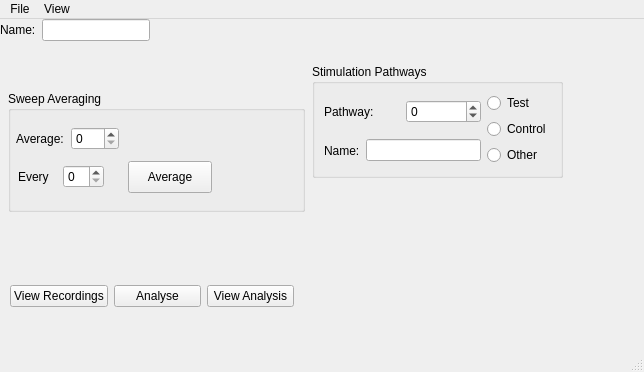
Before: the Qt Designer form plugins/LTPWindow.ui in ctigaret/scipyen, drawn with Qt 5.
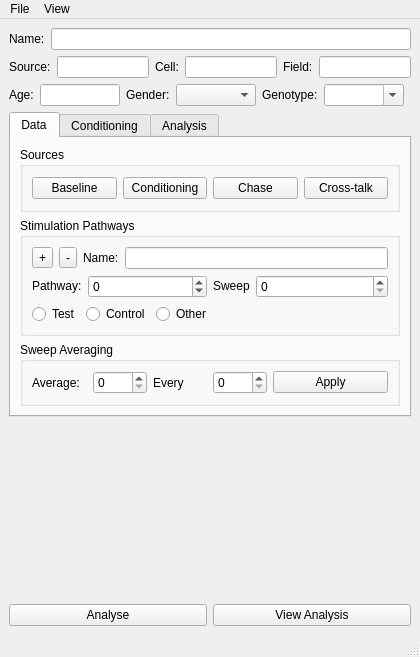
After: the same form once the commit is applied. Icons and pictures are not drawn.

What changed in the file:
```diff
--- a/plugins/LTPWindow.ui
+++ b/plugins/LTPWindow.ui
@@ -6,123 +6,488 @@
    <rect>
     <x>0</x>
     <y>0</y>
-    <width>644</width>
-    <height>372</height>
+    <width>420</width>
+    <height>657</height>
    </rect>
   </property>
   <property name="windowTitle">
    <string>MainWindow</string>
   </property>
   <widget class="QWidget" name="centralwidget">
-   <widget class="QGroupBox" name="sweepAverageGroupBox">
-    <property name="enabled">
+   <layout class="QGridLayout" name="gridLayout_4">
+    <item row="0" column="0">
+     <layout class="QVBoxLayout" name="verticalLayout">
+      <item>
+       <layout class="QHBoxLayout" name="horizontalLayout_2">
+        <item>
+         <widget class="QLabel" name="dataNameLabel">
+          <property name="sizePolicy">
+           <sizepolicy hsizetype="Preferred" vsizetype="Fixed">
+            <horstretch>0</horstretch>
+            <verstretch>0</verstretch>
+           </sizepolicy>
+          </property>
+          <property name="text">
+           <string>Name:</string>
+          </property>
+         </widget>
+        </item>
+        <item>
+         <widget class="QLineEdit" name="dataNameLineEdit"/>
+        </item>
+       </layout>
+      </item>
+      <item>
+       <layout class="QHBoxLayout" name="horizontalLayout_24">
+        <item>
+         <layout class="QHBoxLayout" name="horizontalLayout_22">
+          <item>
+           <widget class="QLabel" name="sourceIDLabel">
+            <property name="sizePolicy">
+             <sizepolicy hsizetype="Preferred" vsizetype="Preferred">
+              <horstretch>0</horstretch>
+              <verstretch>0</verstretch>
+             </sizepolicy>
+            </property>
+            <property name="text">
+             <string>Source:</string>
+            </property>
+           </widget>
+          </item>
+          <item>
+           <widget class="QLineEdit" name="sourceIDLineEdit">
+            <property name="sizePolicy">
+             <sizepolicy hsizetype="Expanding" vsizetype="Fixed">
+              <horstretch>10</horstretch>
+              <verstretch>0</verstretch>
+             </sizepolicy>
+            </property>
+            <property name="clearButtonEnabled">
      <bool>true</bool>
     </property>
-    <property name="geometry">
-     <rect>
-      <x>8</x>
-      <y>72</y>
-      <width>297</width>
-      <height>121</height>
-     </rect>
-    </property>
+           </widget>
+          </item>
+         </layout>
+        </item>
+        <item>
+         <layout class="QHBoxLayout" name="horizontalLayout_20">
+          <item>
+           <widget class="QLabel" name="label_56">
+            <property name="sizePolicy">
+             <sizepolicy hsizetype="Preferred" vsizetype="Fixed">
+              <horstretch>0</horstretch>
+              <verstretch>0</verstretch>
+             </sizepolicy>
+            </property>
+            <property name="text">
+             <string>Cell:</string>
+            </property>
+            <property name="buddy">
+             <cstring>cellLineEdit</cstring>
+            </property>
+           </widget>
+          </item>
+          <item>
+           <widget class="QLineEdit" name="cellLineEdit">
+            <property name="sizePolicy">
+             <sizepolicy hsizetype="Expanding" vsizetype="Fixed">
+              <horstretch>0</horstretch>
+              <verstretch>0</verstretch>
+             </sizepolicy>
+            </property>
+            <property name="toolTip">
+             <string>Cell name</string>
+            </property>
+            <property name="statusTip">
+             <string>Cell name</string>
+            </property>
+            <property name="whatsThis">
+             <string>Cell name</string>
+            </property>
+            <property name="clearButtonEnabled">
+             <bool>true</bool>
+            </property>
+           </widget>
+          </item>
+         </layout>
+        </item>
+        <item>
+         <layout class="QHBoxLayout" name="horizontalLayout_21">
+          <item>
+           <widget class="QLabel" name="label_57">
+            <property name="sizePolicy">
+             <sizepolicy hsizetype="Preferred" vsizetype="Fixed">
+              <horstretch>0</horstretch>
+              <verstretch>0</verstretch>
+             </sizepolicy>
+            </property>
+            <property name="text">
+             <string>Field:</string>
+            </property>
+            <property name="buddy">
+             <cstring>fieldLineEdit</cstring>
+            </property>
+           </widget>
+          </item>
+          <item>
+           <widget class="QLineEdit" name="fieldLineEdit">
+            <property name="sizePolicy">
+             <sizepolicy hsizetype="Expanding" vsizetype="Fixed">
+              <horstretch>0</horstretch>
+              <verstretch>0</verstretch>
+             </sizepolicy>
+            </property>
+            <property name="toolTip">
+             <string>Field name</string>
+            </property>
+            <property name="statusTip">
+             <string>Field name</string>
+            </property>
+            <property name="whatsThis">
+             <string>Field name</string>
+            </property>
+            <property name="clearButtonEnabled">
+             <bool>true</bool>
+            </property>
+           </widget>
+          </item>
+         </layout>
+        </item>
+       </layout>
+      </item>
+      <item>
+       <layout class="QHBoxLayout" name="horizontalLayout_25">
+        <item>
+         <layout class="QHBoxLayout" name="horizontalLayout_23">
+          <item>
+           <widget class="QLabel" name="label_62">
+            <property name="text">
+             <string>Age:</string>
+            </property>
+           </widget>
+          </item>
+          <item>
+           <widget class="QLineEdit" name="ageLineEdit">
+            <property name="sizePolicy">
+             <sizepolicy hsizetype="Minimum" vsizetype="Fixed">
+              <horstretch>0</horstretch>
+              <verstretch>0</verstretch>
+             </sizepolicy>
+            </property>
+            <property name="minimumSize">
+             <size>
+              <width>80</width>
+              <height>0</height>
+             </size>
+            </property>
+           </widget>
+          </item>
+         </layout>
+        </item>
+        <item>
+         <layout class="QHBoxLayout" name="horizontalLayout_18">
+          <item>
+           <widget class="QLabel" name="label_61">
+            <property name="sizePolicy">
+             <sizepolicy hsizetype="Minimum" vsizetype="Preferred">
+              <horstretch>0</horstretch>
+              <verstretch>0</verstretch>
+             </sizepolicy>
+            </property>
+            <property name="text">
+             <string>Gender:</string>
+            </property>
+           </widget>
+          </item>
+          <item>
+           <widget class="QComboBox" name="genderComboBox">
+            <property name="sizePolicy">
+             <sizepolicy hsizetype="Minimum" vsizetype="Fixed">
+              <horstretch>0</horstretch>
+              <verstretch>0</verstretch>
+             </sizepolicy>
+            </property>
+            <property name="minimumSize">
+             <size>
+              <width>80</width>
+              <height>0</height>
+             </size>
+            </property>
+            <property name="currentText">
+             <string/>
+            </property>
+            <property name="maxVisibleItems">
+             <number>3</number>
+            </property>
+            <property name="maxCount">
+             <number>3</number>
+            </property>
+            <property name="insertPolicy">
+             <enum>QComboBox::NoInsert</enum>
+            </property>
+            <property name="minimumContentsLength">
+             <number>3</number>
+            </property>
+           </widget>
+          </item>
+          <item>
+           <layout class="QHBoxLayout" name="horizontalLayout_19">
+            <item>
+             <widget class="QLabel" name="genotypeLabel">
+              <property name="sizePolicy">
+               <sizepolicy hsizetype="Minimum" vsizetype="Preferred">
+                <horstretch>0</horstretch>
+                <verstretch>0</verstretch>
+               </sizepolicy>
+              </property>
+              <property name="text">
+               <string>Genotype:</string>
+              </property>
+             </widget>
+            </item>
+            <item>
+             <widget class="QComboBox" name="genotypeComboBox">
+              <property name="sizePolicy">
+               <sizepolicy hsizetype="Minimum" vsizetype="Fixed">
+                <horstretch>0</horstretch>
+                <verstretch>0</verstretch>
+               </sizepolicy>
+              </property>
+              <property name="minimumSize">
+               <size>
+                <width>80</width>
+                <height>0</height>
+               </size>
+              </property>
+              <property name="editable">
+               <bool>true</bool>
+              </property>
+              <property name="maxVisibleItems">
+               <number>50</number>
+              </property>
+             </widget>
+            </item>
+            <item>
+             <spacer name="horizontalSpacer_2">
+              <property name="orientation">
+               <enum>Qt::Horizontal</enum>
+              </property>
+              <property name="sizeHint" stdset="0">
+               <size>
+                <width>40</width>
+                <height>20</height>
+               </size>
+              </property>
+             </spacer>
+            </item>
+           </layout>
+          </item>
+         </layout>
+        </item>
+       </layout>
+      </item>
+     </layout>
+    </item>
+    <item row="1" column="0">
+     <widget class="QTabWidget" name="tabWidget">
+      <property name="currentIndex">
+       <number>0</number>
+      </property>
+      <widget class="QWidget" name="tabDataLayout">
+       <attribute name="title">
+        <string>Data</string>
+       </attribute>
+       <layout class="QGridLayout" name="gridLayout_3">
+        <item row="0" column="0">
+         <widget class="QGroupBox" name="groupBoxDataSources">
     <property name="title">
-     <string>Sweep Averaging</string>
-    </property>
-    <widget class="QPushButton" name="averageSweepsPushButton">
-     <property name="geometry">
-      <rect>
-       <x>120</x>
-       <y>70</y>
-       <width>84</width>
-       <height>32</height>
-      </rect>
-     </property>
+           <string>Sources</string>
+          </property>
+          <layout class="QHBoxLayout" name="horizontalLayout_9">
+           <item>
+            <widget class="QPushButton" name="pushButtonBaselineSources">
      <property name="text">
-      <string>Average</string>
-     </property>
-    </widget>
-    <widget class="QWidget" name="">
-     <property name="geometry">
-      <rect>
-       <x>8</x>
-       <y>32</y>
-       <width>103</width>
-       <height>32</height>
-      </rect>
-     </property>
-     <layout class="QHBoxLayout" name="horizontalLayout_4">
+              <string>Baseline</string>
+             </property>
+            </widget>
+           </item>
       <item>
-       <widget class="QLabel" name="averageSweepsLabel">
+            <widget class="QPushButton" name="pushButtonConditioningSources">
         <property name="text">
-         <string>Average:</string>
+              <string>Conditioning</string>
         </property>
        </widget>
       </item>
       <item>
-       <widget class="QSpinBox" name="averageSweepsSpinBox"/>
-      </item>
-     </layout>
-    </widget>
-    <widget class="QWidget" name="">
-     <property name="geometry">
-      <rect>
-       <x>10</x>
-       <y>70</y>
-       <width>86</width>
-       <height>32</height>
-      </rect>
-     </property>
-     <layout class="QHBoxLayout" name="horizontalLayout_6">
+            <widget class="QPushButton" name="pushButtonChaseSources">
+             <property name="text">
+              <string>Chase</string>
+             </property>
+            </widget>
+           </item>
       <item>
-       <widget class="QLabel" name="label_2">
+            <widget class="QPushButton" name="pushButtonCrossTalkSources">
         <property name="text">
-         <string>Every</string>
+              <string>Cross-talk</string>
         </property>
        </widget>
       </item>
-      <item>
-       <widget class="QSpinBox" name="averageSweepsEverySpinBox"/>
-      </item>
-     </layout>
-    </widget>
-   </widget>
+          </layout>
+         </widget>
+        </item>
+        <item row="1" column="0">
    <widget class="QGroupBox" name="stimulationPathwaysGroupBox">
-    <property name="geometry">
-     <rect>
-      <x>312</x>
-      <y>45</y>
-      <width>251</width>
-      <height>114</height>
-     </rect>
-    </property>
     <property name="title">
      <string>Stimulation Pathways</string>
     </property>
     <layout class="QGridLayout" name="gridLayout">
-     <item row="0" column="0">
+           <item row="0" column="0" colspan="2">
+            <layout class="QHBoxLayout" name="horizontalLayout_3">
+             <item>
+              <widget class="QToolButton" name="toolButtonAddPathway">
+               <property name="toolTip">
+                <string>Add pathway</string>
+               </property>
+               <property name="statusTip">
+                <string>Add pathway</string>
+               </property>
+               <property name="whatsThis">
+                <string>Add pathway</string>
+               </property>
+               <property name="text">
+                <string>+</string>
+               </property>
+               <property name="icon">
+                <iconset resource="../gui/resources/resources.qrc">
+                 <normaloff>:/images/add.svg</normaloff>:/images/add.svg</iconset>
+               </property>
+              </widget>
+             </item>
+             <item>
+              <widget class="QToolButton" name="toolButtonRemovePathway">
+               <property name="toolTip">
+                <string>Remove pathway</string>
+               </property>
+               <property name="statusTip">
+                <string>Remove pathway</string>
+               </property>
+               <property name="whatsThis">
+                <string>Remove pathway</string>
+               </property>
+               <property name="text">
+                <string>-</string>
+               </property>
+               <property name="icon">
+                <iconset resource="../gui/resources/resources.qrc">
+                 <normaloff>:/images/list-remove.svg</normaloff>:/images/list-remove.svg</iconset>
+               </property>
+              </widget>
+             </item>
+             <item>
+              <widget class="QLabel" name="label">
+               <property name="text">
+                <string>Name:</string>
+               </property>
+              </widget>
+             </item>
+             <item>
+              <widget class="QLineEdit" name="lineEditPathwayName"/>
+             </item>
+            </layout>
+           </item>
+           <item row="1" column="0" colspan="2">
+            <layout class="QHBoxLayout" name="horizontalLayout_7">
+             <item>
       <layout class="QHBoxLayout" name="horizontalLayout">
        <item>
         <widget class="QLabel" name="pathwayIndexLabel">
+                 <property name="sizePolicy">
+                  <sizepolicy hsizetype="Minimum" vsizetype="Fixed">
+                   <horstretch>0</horstretch>
+                   <verstretch>0</verstretch>
+                  </sizepolicy>
+                 </property>
          <property name="text">
           <string>Pathway:</string>
          </property>
         </widget>
        </item>
        <item>
-        <widget class="QSpinBox" name="pathwayIndexSpinBox">
+                <widget class="QSpinBox" name="spinBoxPathwayIndex">
+                 <property name="sizePolicy">
+                  <sizepolicy hsizetype="Expanding" vsizetype="Fixed">
+                   <horstretch>0</horstretch>
+                   <verstretch>0</verstretch>
+                  </sizepolicy>
+                 </property>
+                 <property name="toolTip">
+                  <string>Select pathway</string>
+                 </property>
+                 <property name="statusTip">
+                  <string>Select pathway</string>
+                 </property>
+                 <property name="whatsThis">
+                  <string>Select pathway</string>
+                 </property>
          <property name="wrapping">
           <bool>true</bool>
          </property>
          <property name="maximum">
-          <number>1</number>
+                  <number>99</number>
          </property>
         </widget>
        </item>
       </layout>
      </item>
-     <item row="0" column="1" rowspan="2">
-      <layout class="QVBoxLayout" name="verticalLayout">
+             <item>
+              <layout class="QHBoxLayout" name="horizontalLayout_8">
+               <item>
+                <widget class="QLabel" name="pathwaySweepIndexLabel">
+                 <property name="sizePolicy">
+                  <sizepolicy hsizetype="Minimum" vsizetype="Fixed">
+                   <horstretch>0</horstretch>
+                   <verstretch>0</verstretch>
+                  </sizepolicy>
+                 </property>
+                 <property name="toolTip">
+                  <string>Sweep index of path</string>
+                 </property>
+                 <property name="statusTip">
+                  <string>Sweep index of path</string>
+                 </property>
+                 <property name="whatsThis">
+                  <string>Index of the sweep, within each trial, that records from the currently selected stimulation pathway</string>
+                 </property>
+                 <property name="text">
+                  <string>Sweep</string>
+                 </property>
+                </widget>
+               </item>
+               <item>
+                <widget class="QSpinBox" name="spinBoxSweepIndexOfPath">
+                 <property name="sizePolicy">
+                  <sizepolicy hsizetype="Expanding" vsizetype="Fixed">
+                   <horstretch>0</horstretch>
+                   <verstretch>0</verstretch>
+                  </sizepolicy>
+                 </property>
+                 <property name="toolTip">
+                  <string>Sweep index of path</string>
+                 </property>
+                 <property name="statusTip">
+                  <string>Sweep index of path</string>
+                 </property>
+                 <property name="whatsThis">
+                  <string>Index of the sweep, within each trial, that records from the currently selected stimulation pathway</string>
+                 </property>
+                </widget>
+               </item>
+              </layout>
+             </item>
+            </layout>
+           </item>
+           <item row="2" column="0">
+            <layout class="QHBoxLayout" name="horizontalLayout_11">
        <item>
         <widget class="QRadioButton" name="radioButtonTestPathway">
          <property name="text">
@@ -146,53 +511,111 @@
        </item>
       </layout>
      </item>
-     <item row="1" column="0">
-      <layout class="QHBoxLayout" name="horizontalLayout_3">
+           <item row="2" column="1">
+            <spacer name="horizontalSpacer">
+             <property name="orientation">
+              <enum>Qt::Horizontal</enum>
+             </property>
+             <property name="sizeHint" stdset="0">
+              <size>
+               <width>145</width>
+               <height>20</height>
+              </size>
+             </property>
+            </spacer>
+           </item>
+          </layout>
+         </widget>
+        </item>
+        <item row="2" column="0">
+         <widget class="QGroupBox" name="sweepAverageGroupBox">
+          <property name="enabled">
+           <bool>true</bool>
+          </property>
+          <property name="title">
+           <string>Sweep Averaging</string>
+          </property>
+          <layout class="QGridLayout" name="gridLayout_2">
+           <item row="0" column="0">
+            <layout class="QHBoxLayout" name="horizontalLayout_10">
        <item>
-        <widget class="QLabel" name="label">
+              <layout class="QHBoxLayout" name="horizontalLayout_4">
+               <item>
+                <widget class="QLabel" name="averageSweepsLabel">
          <property name="text">
-          <string>Name:</string>
+                  <string>Average:</string>
          </property>
         </widget>
        </item>
        <item>
-        <widget class="QLineEdit" name="lineEdit"/>
+                <widget class="QSpinBox" name="averageSweepsSpinBox"/>
        </item>
       </layout>
      </item>
-    </layout>
-   </widget>
-   <widget class="QWidget" name="">
-    <layout class="QHBoxLayout" name="horizontalLayout_2">
      <item>
-      <widget class="QLabel" name="dataNameLabel">
+              <layout class="QHBoxLayout" name="horizontalLayout_6">
+               <item>
+                <widget class="QLabel" name="label_2">
        <property name="text">
-        <string>Name:</string>
+                  <string>Every</string>
        </property>
       </widget>
      </item>
      <item>
-      <widget class="QLineEdit" name="dataNameLineEdit"/>
-     </item>
-    </layout>
-   </widget>
-   <widget class="QWidget" name="">
-    <property name="geometry">
-     <rect>
-      <x>10</x>
-      <y>260</y>
-      <width>284</width>
-      <height>34</height>
-     </rect>
-    </property>
+                <widget class="QSpinBox" name="averageSweepsEverySpinBox"/>
+               </item>
+              </layout>
+             </item>
+             <item>
+              <widget class="QPushButton" name="pushButtonaAverageSweeps">
+               <property name="toolTip">
+                <string>Average sweeps</string>
+               </property>
+               <property name="statusTip">
+                <string>Average sweeps</string>
+               </property>
+               <property name="whatsThis">
+                <string>Average sweeps</string>
+               </property>
+               <property name="text">
+                <string>Apply</string>
+               </property>
+              </widget>
+             </item>
+            </layout>
+           </item>
+          </layout>
+         </widget>
+        </item>
+       </layout>
+      </widget>
+      <widget class="QWidget" name="tabConditioning">
+       <attribute name="title">
+        <string>Conditioning</string>
+       </attribute>
+      </widget>
+      <widget class="QWidget" name="tabAnalysis">
+       <attribute name="title">
+        <string>Analysis</string>
+       </attribute>
+      </widget>
+     </widget>
+    </item>
+    <item row="2" column="0">
+     <spacer name="verticalSpacer">
+      <property name="orientation">
+       <enum>Qt::Vertical</enum>
+      </property>
+      <property name="sizeHint" stdset="0">
+       <size>
+        <width>20</width>
+        <height>77</height>
+       </size>
+      </property>
+     </spacer>
+    </item>
+    <item row="3" column="0">
     <layout class="QHBoxLayout" name="horizontalLayout_5">
-     <item>
-      <widget class="QPushButton" name="plotRecordingsPushButton">
-       <property name="text">
-        <string>View Recordings</string>
-       </property>
-      </widget>
-     </item>
      <item>
       <widget class="QPushButton" name="analysePushButton">
        <property name="text">
@@ -208,14 +631,15 @@
       </widget>
      </item>
     </layout>
-   </widget>
+    </item>
+   </layout>
   </widget>
   <widget class="QMenuBar" name="menubar">
    <property name="geometry">
     <rect>
      <x>0</x>
      <y>0</y>
-     <width>644</width>
+     <width>420</width>
      <height>28</height>
     </rect>
    </property>
```
Left out of the diff: 69 changed lines with no effect on the pictures. Lines whose indentation alone changed are shown as unchanged.
